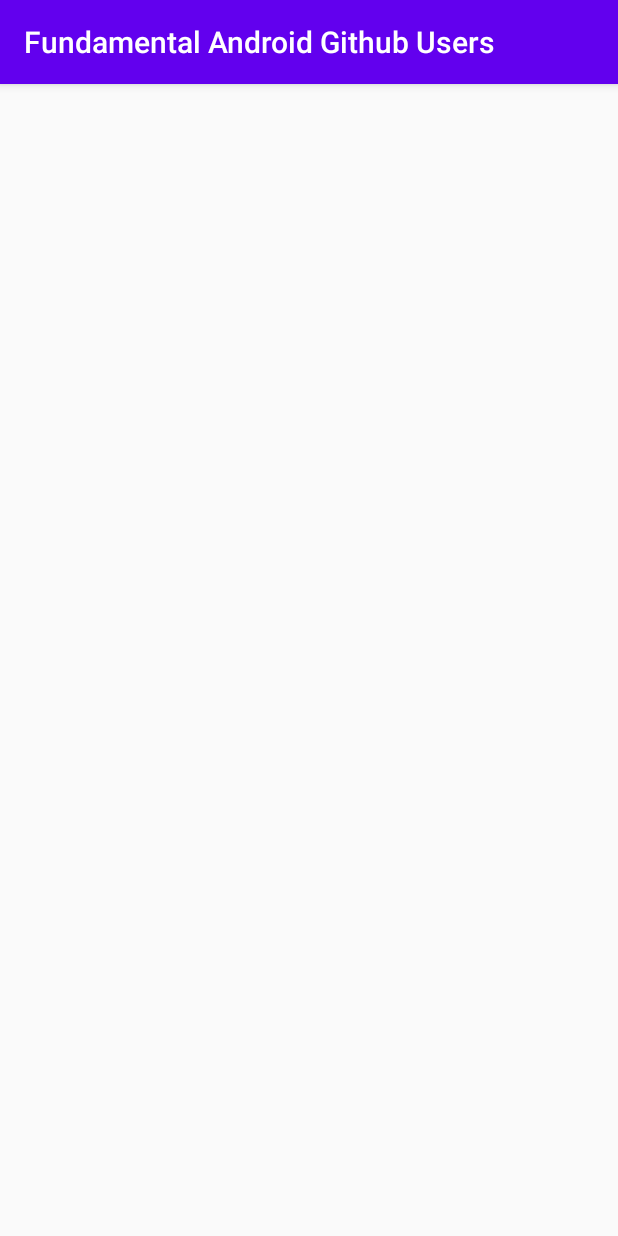
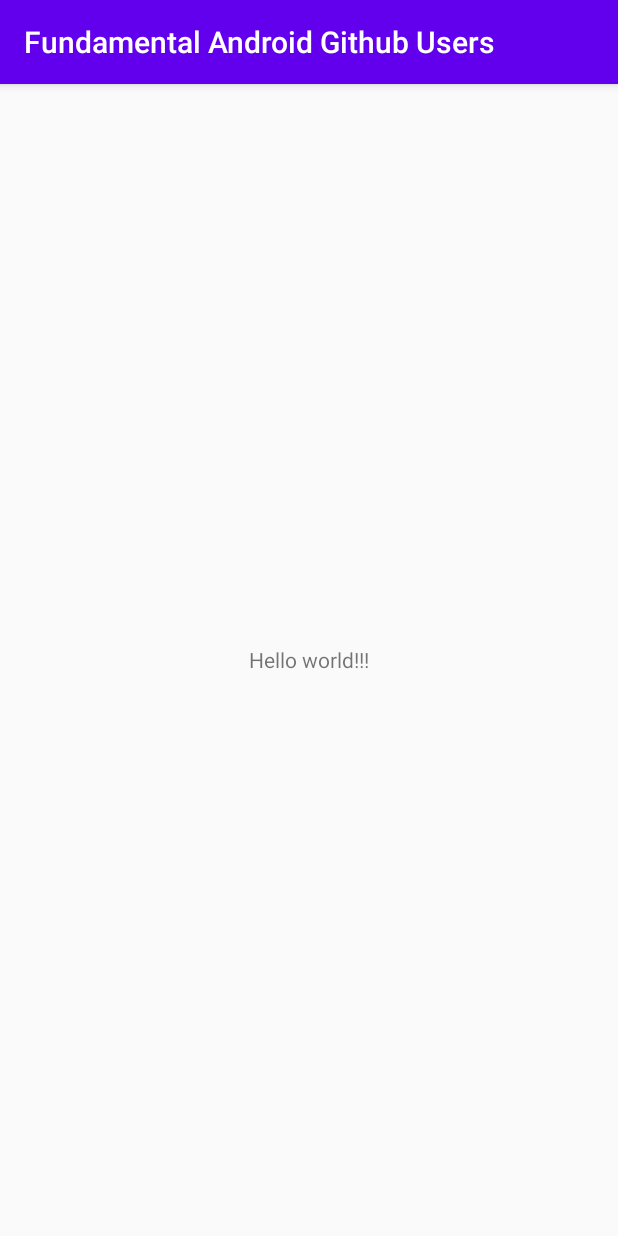
Before and after one commit to arifikhsan/FundamentalAndroidGithubUsers, an Android app: the MainActivity screen opened directly, with no data from a screen before it, on a phone screen of 412 x 824 dp. Run offline under Robolectric (Android 15) with nearby library versions, the phone set to English and light mode, and no system bars.

Commit message:
hello text

```diff
--- a/app/src/main/java/com/example/fundamentalandroidgithubusers/MainActivity.kt
+++ b/app/src/main/java/com/example/fundamentalandroidgithubusers/MainActivity.kt
@@ -1,11 +1,16 @@
 package com.example.fundamentalandroidgithubusers
 
+import android.annotation.SuppressLint
+import android.os.Bundle
 import androidx.appcompat.app.AppCompatActivity
-import android.os.Bundle
+import kotlinx.android.synthetic.main.activity_main.*
 
 class MainActivity : AppCompatActivity() {
+    @SuppressLint("SetTextI18n")
     override fun onCreate(savedInstanceState: Bundle?) {
         super.onCreate(savedInstanceState)
         setContentView(R.layout.activity_main)
+
+        textView.text = "Hello world!!!"
     }
 }
--- a/app/src/main/res/layout/activity_main.xml
+++ b/app/src/main/res/layout/activity_main.xml
@@ -6,4 +6,18 @@
     android:layout_height="match_parent"
     tools:context=".MainActivity">
 
+    <TextView
+        android:id="@+id/textView"
+        android:layout_width="0dp"
+        android:layout_height="0dp"
+        android:gravity="center"
+        android:text="TextView"
+        app:layout_constraintBottom_toBottomOf="parent"
+        app:layout_constraintLeft_toLeftOf="parent"
+        app:layout_constraintRight_toRightOf="parent"
+        app:layout_constraintTop_toTopOf="parent"
+        tools:ignore="HardcodedText"
+        tools:layout_editor_absoluteX="177dp"
+        tools:layout_editor_absoluteY="355dp" />
+
 </androidx.constraintlayout.widget.ConstraintLayout>
```
